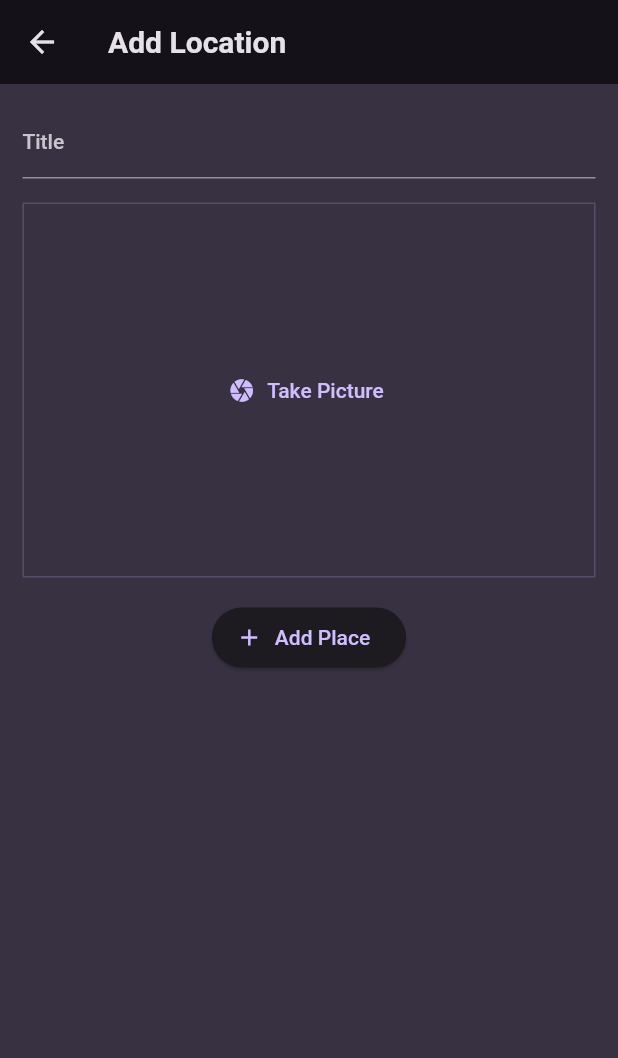
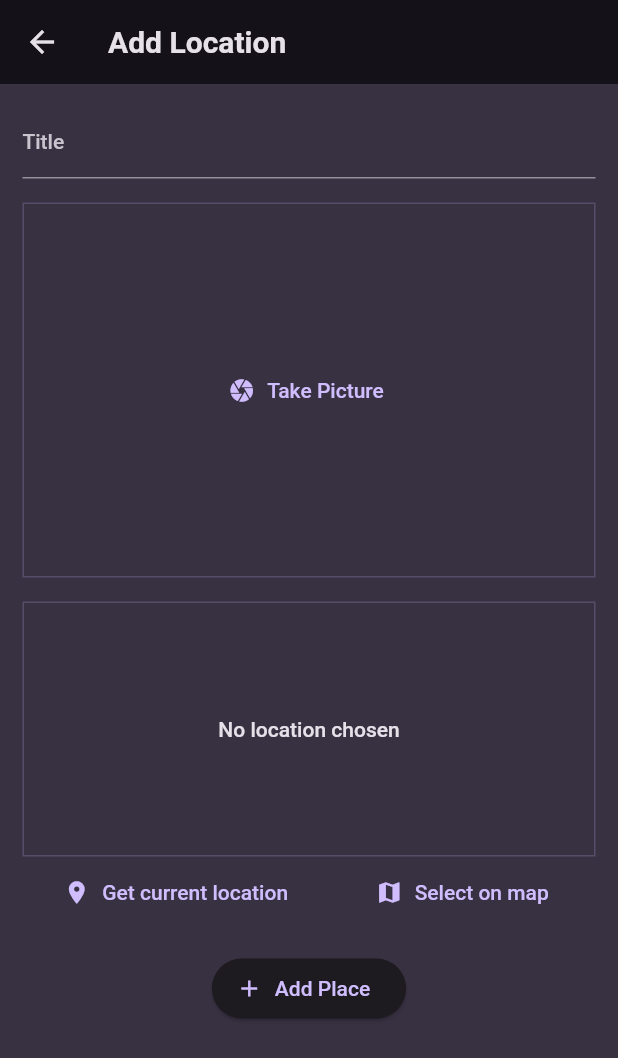
Before and after one commit to Malao-Ang/fav_location, a Flutter app: the AddLocation screen opened directly, on a phone screen of 412 x 824 dp. Shown: the top 1058 px of the screen. Run offline on Flutter 3.47's test engine with Material 2 defaults, Android fonts, the phone set to English and light mode, and no system bars; our stand-ins replace flutter_riverpod, gap, google_fonts, image_picker, riverpod.

Commit message:
📄 add container location

```diff
--- a/lib/screens/Location_detail.dart
+++ b/lib/screens/Location_detail.dart
@@ -13,13 +13,21 @@ class LocationDetail extends StatelessWidget {
         title: Text(location.title),
       ),
       body: Center(
-        child: Text(
+        child: Stack(children: [
+          Image.file(
+            location.image,
+            fit: BoxFit.cover,
+            width: double.infinity,
+            height: double.infinity,
+          ),
+          Text(
             location.title,
             style: Theme.of(context)
                 .textTheme
                 .bodyLarge!
                 .copyWith(color: Theme.of(context).colorScheme.onBackground),
           ),
+        ]),
       ),
     );
   }
--- a/lib/screens/addLoction.dart
+++ b/lib/screens/addLoction.dart
@@ -2,6 +2,7 @@ import 'dart:io';
 
 import 'package:fav_location/providers/users_location.dart';
 import 'package:fav_location/widgets/image_inout.dart';
+import 'package:fav_location/widgets/location_input.dart';
 import 'package:flutter/material.dart';
 import 'package:flutter/src/widgets/framework.dart';
 import 'package:flutter/src/widgets/placeholder.dart';
@@ -52,6 +53,8 @@ class _AddLocationState extends ConsumerState<AddLocation> {
                 },
               ),
               Gap(16),
+              LocationInput(),
+              Gap(16),
               ElevatedButton.icon(
                 onPressed: _saveLocation,
                 label: Text("Add Place"),
--- /dev/null
+++ b/lib/widgets/location_input.dart
@@ -0,0 +1,52 @@
+import 'package:flutter/material.dart';
+import 'package:flutter/src/widgets/framework.dart';
+import 'package:flutter/src/widgets/placeholder.dart';
+import 'package:flutter/widgets.dart';
+
+class LocationInput extends StatefulWidget {
+  const LocationInput({super.key});
+
+  @override
+  State<LocationInput> createState() => _LocationInputState();
+}
+
+class _LocationInputState extends State<LocationInput> {
+  @override
+  Widget build(BuildContext context) {
+    return Column(
+      children: [
+        Container(
+          height: 170,
+          width: double.infinity,
+          alignment: Alignment.center,
+          decoration: BoxDecoration(
+              border: Border.all(
+                  width: 1,
+                  color:
+                      Theme.of(context).colorScheme.primary.withOpacity(0.2))),
+          child: Text(
+            "No location chosen",
+            textAlign: TextAlign.center,
+            style: Theme.of(context)
+                .textTheme
+                .bodyLarge!
+                .copyWith(color: Theme.of(context).colorScheme.onBackground),
+          ),
+        ),
+        Row(
+          mainAxisAlignment: MainAxisAlignment.spaceAround,
+          children: [
+            TextButton.icon(
+                onPressed: () {},
+                icon: Icon(Icons.location_on),
+                label: Text("Get current location")),
+            TextButton.icon(
+                onPressed: () {},
+                icon: Icon(Icons.map),
+                label: Text("Select on map"))
+          ],
+        )
+      ],
+    );
+  }
+}
--- a/pubspec.yaml
+++ b/pubspec.yaml
@@ -40,6 +40,7 @@ dependencies:
   gap: ^3.0.0
   flutter_riverpod: ^2.3.2
   image_picker: ^0.8.7+4
+  location: ^4.4.0
 
 dev_dependencies:
   flutter_test:
```
Also changed, not shown: pubspec.lock, 2 other files. Lines whose indentation alone changed are shown as unchanged.
